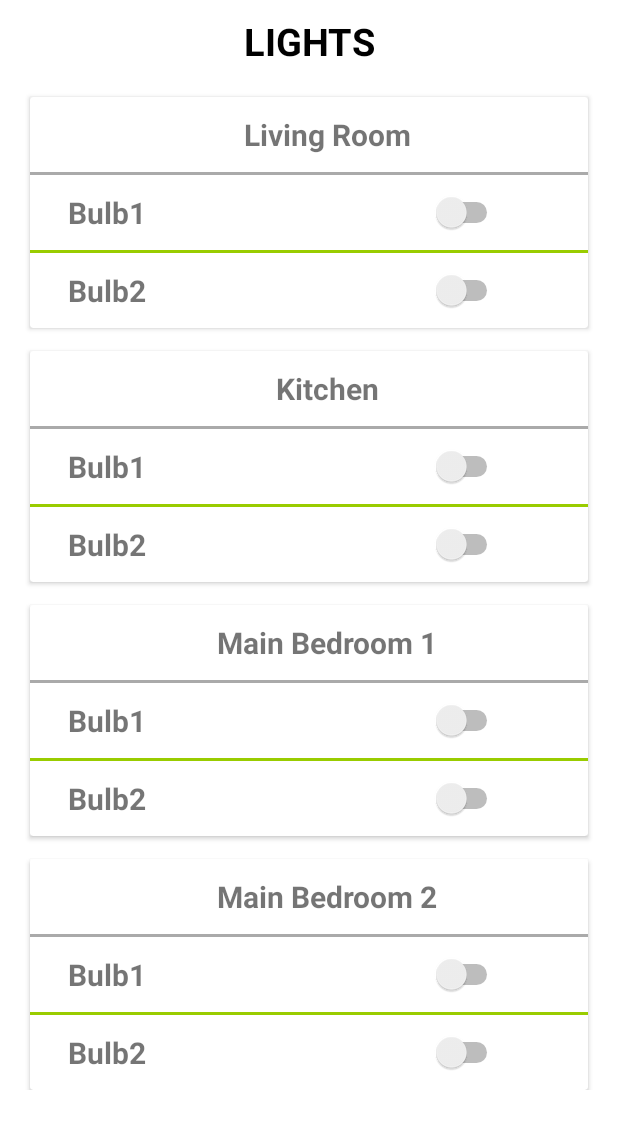
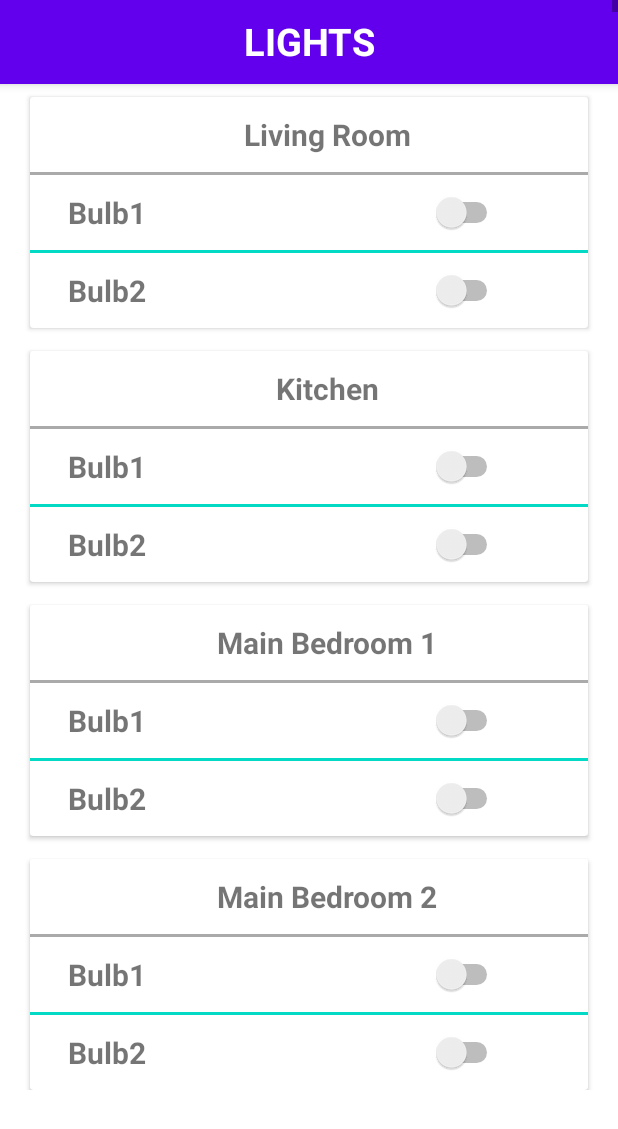
Before and after one commit to VishakhaDixit/IoT_HomeSecuritySystem, an Android app: the ControlLights screen opened directly, with no data from a screen before it, on a phone screen of 412 x 824 dp. Shown: the top 1129 px of the screen. Run offline under Robolectric (Android 15) with nearby library versions, the light colour scheme and no system bars.

Commit message:
Add scrollable view to main activity for making the page scrollable. Create Videos activity for recording videos on button click.

```diff
--- a/My49erSense/app/src/main/res/layout/activity_control_lights.xml
+++ b/My49erSense/app/src/main/res/layout/activity_control_lights.xml
@@ -1,10 +1,17 @@
 <?xml version="1.0" encoding="utf-8"?>
-<RelativeLayout xmlns:android="http://schemas.android.com/apk/res/android"
+<ScrollView xmlns:android="http://schemas.android.com/apk/res/android"
     xmlns:tools="http://schemas.android.com/tools"
     android:layout_width="match_parent"
     android:layout_height="match_parent"
     tools:context=".ControlLights">
 
+    <RelativeLayout
+        android:layout_width="match_parent"
+        android:layout_height="match_parent">
+
+        <include
+            android:id="@+id/toolbarMain"
+            layout="@layout/app_bar_drawer" />
 
     <LinearLayout
         android:layout_width="match_parent"
@@ -21,7 +28,7 @@
             android:layout_marginBottom="10dp"
             android:gravity="center"
             android:text="LIGHTS"
-            android:textColor="@color/black"
+            android:textColor="@color/white"
             android:textSize="25dp"
             android:textStyle="bold" />
 
@@ -91,7 +98,7 @@
                 <View
                     android:layout_width="wrap_content"
                     android:layout_height="2dp"
-                    android:background="@android:color/holo_green_light" />
+                    android:background="@color/design_default_color_secondary" />
 
                 <LinearLayout
                     android:layout_width="match_parent"
@@ -186,7 +193,7 @@
                 <View
                     android:layout_width="wrap_content"
                     android:layout_height="2dp"
-                    android:background="@android:color/holo_green_light" />
+                    android:background="@color/design_default_color_secondary" />
 
                 <LinearLayout
                     android:layout_width="match_parent"
@@ -281,7 +288,7 @@
                 <View
                     android:layout_width="wrap_content"
                     android:layout_height="2dp"
-                    android:background="@android:color/holo_green_light" />
+                    android:background="@color/design_default_color_secondary" />
 
                 <LinearLayout
                     android:layout_width="match_parent"
@@ -376,7 +383,7 @@
                 <View
                     android:layout_width="wrap_content"
                     android:layout_height="2dp"
-                    android:background="@android:color/holo_green_light" />
+                    android:background="@color/design_default_color_secondary" />
 
                 <LinearLayout
                     android:layout_width="match_parent"
@@ -407,4 +414,6 @@
 
     </LinearLayout>
 
-</RelativeLayout>
+    </RelativeLayout>
+
+</ScrollView>
```
Also changed, not shown: My49erSense/app/src/main/AndroidManifest.xml (+9 -0 lines), My49erSense/app/src/main/java/com/example/my49ersense/MainActivity.java (+14 -0 lines), My49erSense/app/src/main/java/com/example/my49ersense/VediosActivity.java (added, +77 -0 lines), My49erSense/app/src/main/res/layout/activity_vedios.xml (added, +20 -0 lines).
